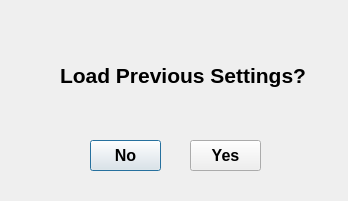
Before: the Qt Designer form loadprevioussettings.ui in abcucberkeley/PetaKit5D-GUI, drawn with Qt 5.
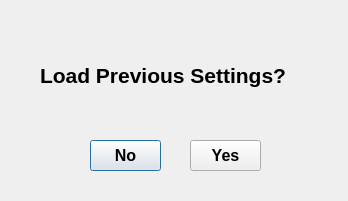
After: the same form once the commit is applied.

Commit message: Fixed formatting and pro file

```diff
--- a/loadprevioussettings.ui
+++ b/loadprevioussettings.ui
@@ -56,9 +56,9 @@
   <widget class="QLabel" name="label">
    <property name="geometry">
     <rect>
-     <x>60</x>
+     <x>40</x>
      <y>60</y>
-     <width>251</width>
+     <width>291</width>
      <height>31</height>
     </rect>
    </property>
```
The commit also changes 1 other file.
